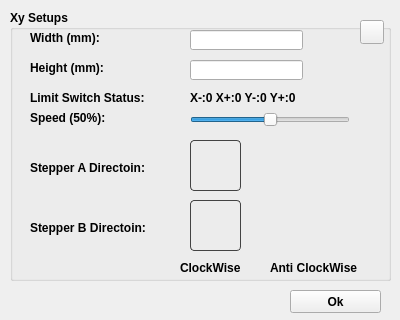
Qt form mDrawGui/XySetup.ui (Makeblock-official/mDrawBot) before a commit.
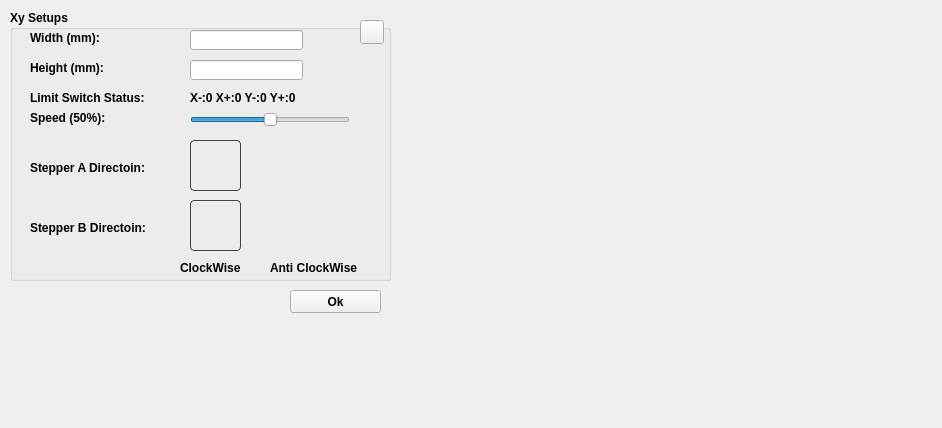
The same form after that commit. Icons and pictures are not drawn.

What changed in the file:
```diff
--- a/mDrawGui/XySetup.ui
+++ b/mDrawGui/XySetup.ui
@@ -6,8 +6,8 @@
    <rect>
     <x>0</x>
     <y>0</y>
-    <width>400</width>
-    <height>320</height>
+    <width>942</width>
+    <height>428</height>
    </rect>
   </property>
   <property name="sizePolicy">
@@ -18,14 +18,14 @@
   </property>
   <property name="minimumSize">
    <size>
-    <width>400</width>
-    <height>320</height>
+    <width>942</width>
+    <height>428</height>
    </size>
   </property>
   <property name="maximumSize">
    <size>
-    <width>400</width>
-    <height>320</height>
+    <width>942</width>
+    <height>428</height>
    </size>
   </property>
   <property name="font">
@@ -304,6 +304,22 @@
     <string>Ok</string>
    </property>
   </widget>
+  <widget class="QLabel" name="label_9">
+   <property name="geometry">
+    <rect>
+     <x>400</x>
+     <y>10</y>
+     <width>571</width>
+     <height>431</height>
+    </rect>
+   </property>
+   <property name="text">
+    <string/>
+   </property>
+   <property name="pixmap">
+    <pixmap resource="images.qrc">:/images/xy_setup.png</pixmap>
+   </property>
+  </widget>
  </widget>
  <resources>
   <include location="images.qrc"/>
```
